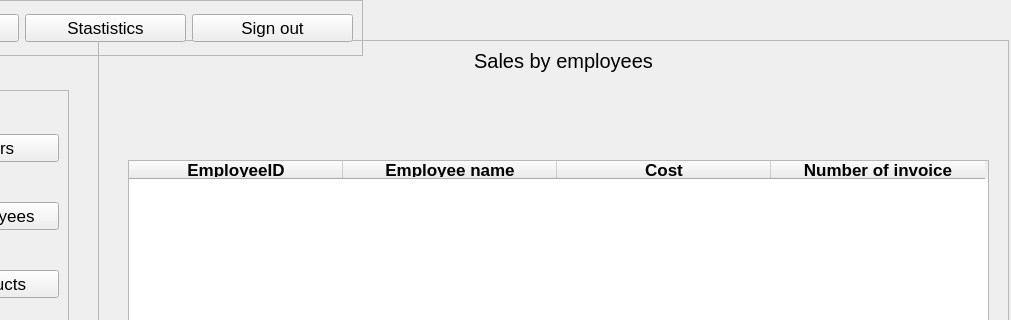
This is src/View/VIewUI/SalesByEmployees.ui in Hai1205/ComputerStore-Python- as Qt 5 draws it before an edit; both pictures show x 152 to 1163 and y 0 to 320 of the 1163 by 768 pixel window. The edited form follows.
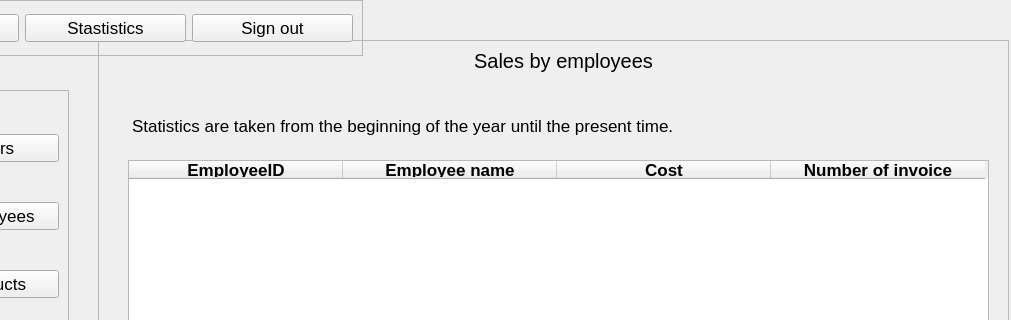
This is the edited form.

Patch:
```diff
--- a/src/View/VIewUI/SalesByEmployees.ui
+++ b/src/View/VIewUI/SalesByEmployees.ui
@@ -59,9 +59,9 @@
      <property name="geometry">
       <rect>
        <x>14</x>
-       <y>75</y>
+       <y>105</y>
        <width>881</width>
-       <height>451</height>
+       <height>421</height>
       </rect>
      </property>
      <property name="text">
@@ -169,6 +169,19 @@
       </property>
      </column>
     </widget>
+    <widget class="QLabel" name="message">
+     <property name="geometry">
+      <rect>
+       <x>34</x>
+       <y>70</y>
+       <width>851</width>
+       <height>31</height>
+      </rect>
+     </property>
+     <property name="text">
+      <string>Statistics are taken from the beginning of the year until the present time.</string>
+     </property>
+    </widget>
    </widget>
    <widget class="QFrame" name="frame_3">
     <property name="geometry">
```
